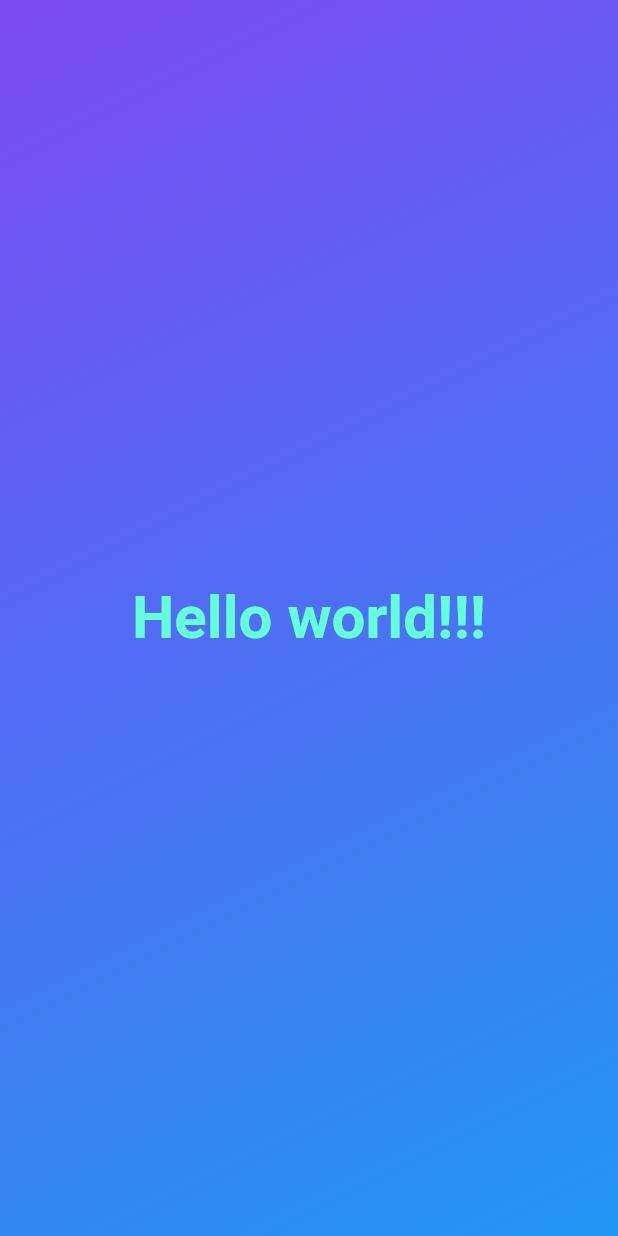
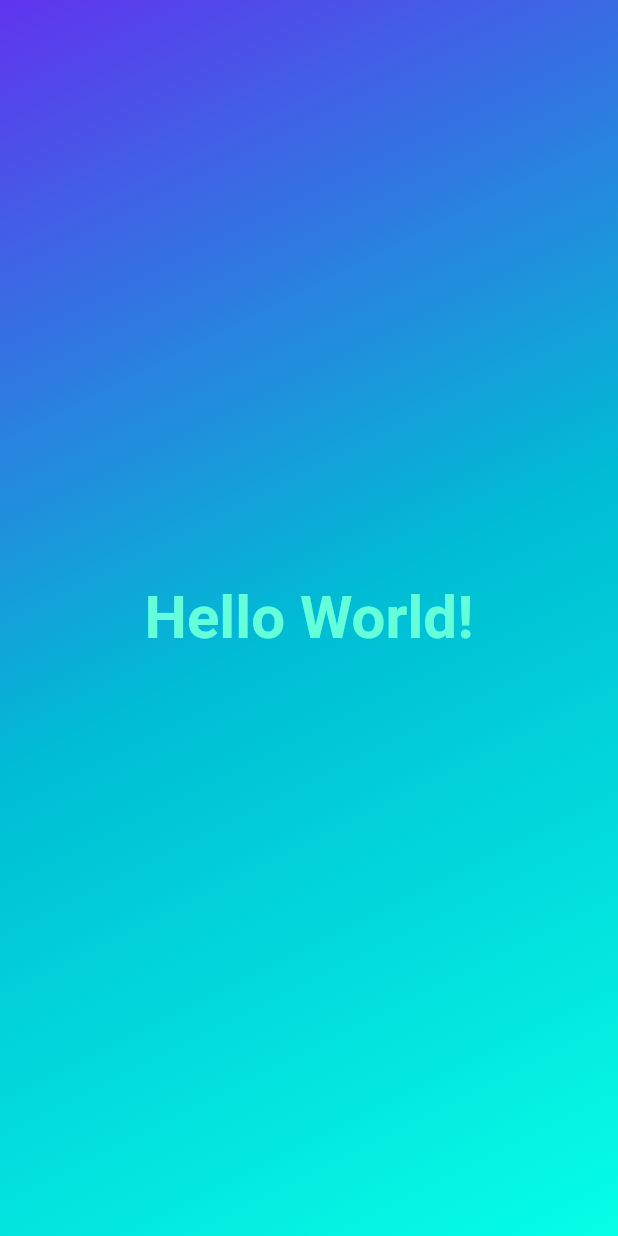
Before and after one commit to Rishi-Mishra0704/dice_roll_flutter, a Flutter app: the screen it shows after launch, on a phone screen of 412 x 824 dp. Run offline on Flutter 3.47's test engine with Material 2 defaults, Android fonts, the phone set to English and light mode, and no system bars.

Commit message:
Add dynamic colors

```diff
--- a/lib/gradient_container.dart
+++ b/lib/gradient_container.dart
@@ -5,24 +5,38 @@ const startAlignment = Alignment.topLeft;
 const endAlignment = Alignment.bottomRight;
 
 class GradientContainer extends StatelessWidget {
-  const GradientContainer({super.key});
+  const GradientContainer({super.key, required this.colors});
 
+  final List<Color> colors;
   @override
   Widget build(context) {
+    // return Container(
+    //   decoration: BoxDecoration(
+    //     // BoxDecoration to style the container
+    //     gradient: LinearGradient(
+    //       begin: startAlignment,
+    //       end: endAlignment,
+    //       colors: [
+    //         color1,
+    //         color2,
+    //       ],
+    //     ),
+    //   ),
+    //   child: const Center(
+    //     child: StyledText("Hello World!"),
+    //   ),
+    // );
     return Container(
-      decoration: const BoxDecoration(
+      decoration: BoxDecoration(
         // BoxDecoration to style the container
         gradient: LinearGradient(
           begin: startAlignment,
           end: endAlignment,
-          colors:  [
-            Color.fromARGB(255, 124, 73, 243),
-            Colors.blue,
-          ],
+          colors: colors,
         ),
       ),
       child: const Center(
-        child: StyledText(),
+        child: StyledText("Hello World!"),
       ),
     );
   }
--- a/lib/main.dart
+++ b/lib/main.dart
@@ -5,7 +5,13 @@ void main() {
   runApp(
     const MaterialApp(
       home: Scaffold(
-        body: GradientContainer(),
+        body: GradientContainer(
+          colors: [
+            Color.fromARGB(255, 96, 52, 238),
+            Colors.cyan,
+            Color.fromARGB(255, 5, 255, 230),
+          ],
+        ),
       ),
     ),
   );
--- a/lib/styled_text.dart
+++ b/lib/styled_text.dart
@@ -1,12 +1,15 @@
 import 'package:flutter/material.dart';
 
 class StyledText extends StatelessWidget {
-  const StyledText({super.key});
+  const StyledText(this.text, {super.key});
+
+  final String text;
+
   @override
   Widget build(context) {
-    return const Text(
-      "Hello world!!!", // Text to display
-      style: TextStyle(
+    return Text(
+      text, // Text to display
+      style: const TextStyle(
         // TextStyle to style the text
         fontSize: 40,
         fontWeight: FontWeight.bold,
```
